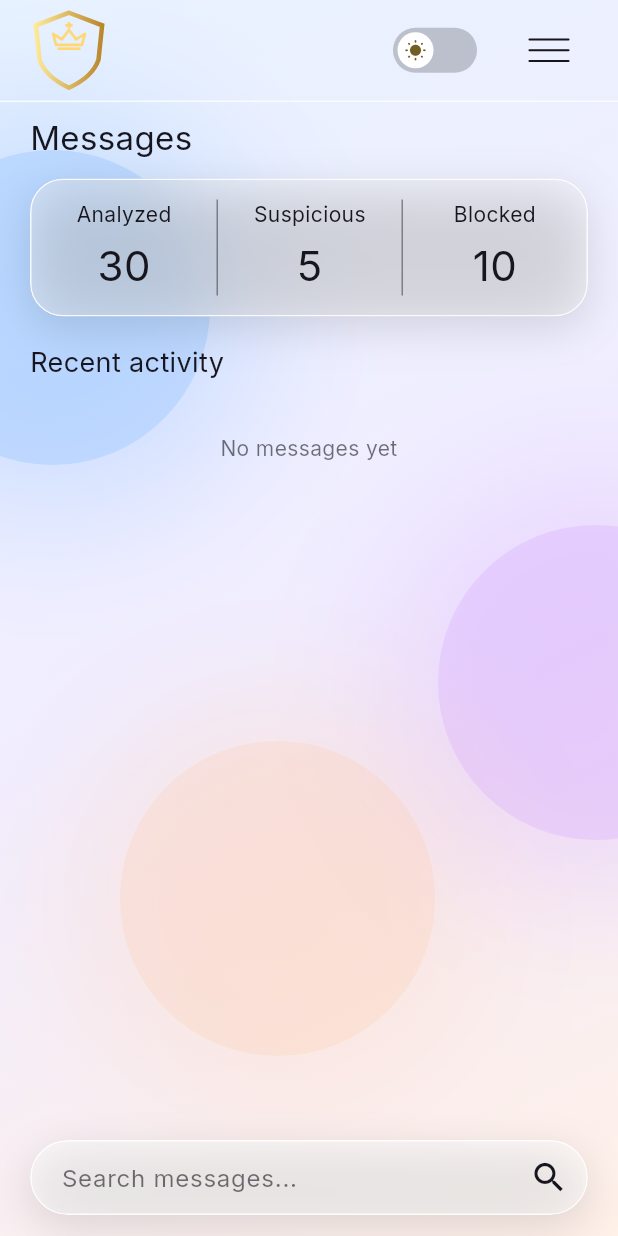
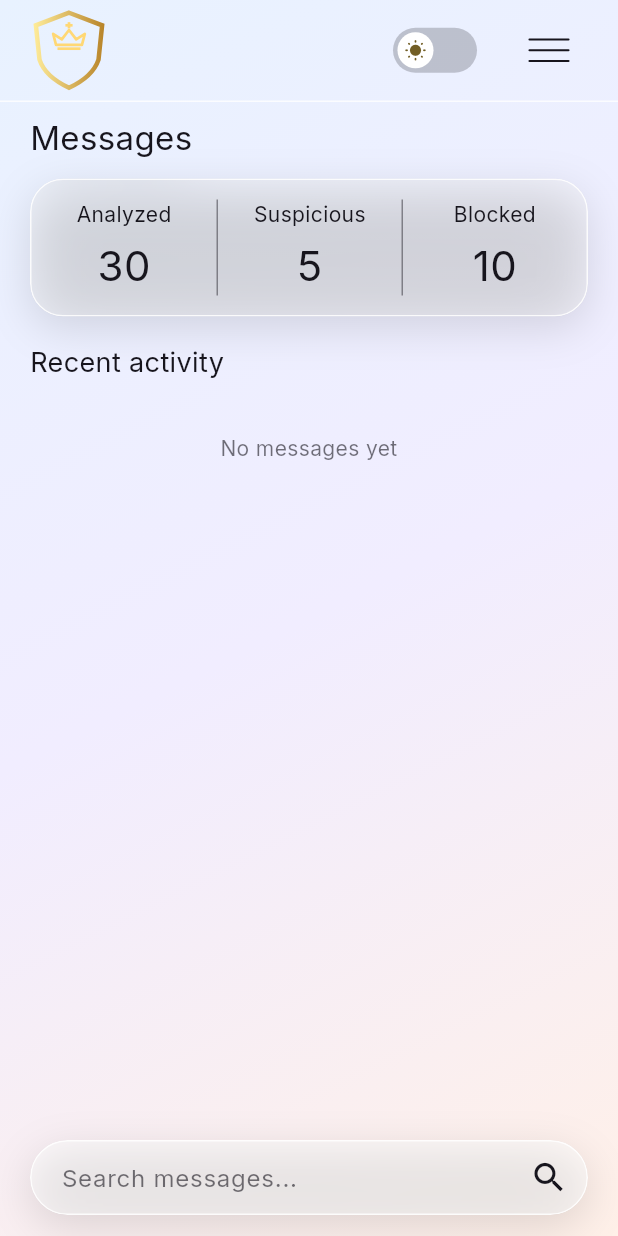
Before and after one commit to earllawrence-D/SMS-Shield, a Flutter app: the screen it shows after launch, on a phone screen of 412 x 824 dp. Run offline on Flutter 3.47's test engine with Material 3 defaults, Android fonts, the phone set to English and light mode, and no system bars; our stand-ins replace google_fonts, permission_handler, shared_preferences.

Commit message:
removed the color circle from the background

```diff
--- a/lib/main.dart
+++ b/lib/main.dart
@@ -208,15 +208,6 @@ class _MessagesHomeState extends State<MessagesHome>
                               Color(0xfff1edff),
                               Color(0xfffff0e8)
                             ])))),
-      if (!widget.dark) ...[
-        const _Glow(top: 100, left: -70, color: Color(0x447ab6ff)),
-        const _Glow(top: 350, right: -90, color: Color(0x44d2a0ff)),
-        const _Glow(bottom: 120, left: 80, color: Color(0x33ffc49c))
-      ],
-      if (widget.dark) ...[
-        const _Glow(top: 100, right: -120, color: Color(0x18777777)),
-        const _Glow(bottom: 80, left: -110, color: Color(0x12707070)),
-      ],
       SafeArea(
           child: Column(children: [
         _header(),
@@ -702,29 +693,6 @@ class _MessagesHomeState extends State<MessagesHome>
       28);
 }
 
-class _Glow extends StatelessWidget {
-  final double? top, bottom, left, right;
-  final Color color;
-  const _Glow(
-      {this.top, this.bottom, this.left, this.right, required this.color});
-  @override
-  Widget build(BuildContext context) => Positioned(
-      top: top,
-      bottom: bottom,
-      left: left,
-      right: right,
-      child: IgnorePointer(
-          child: Container(
-              width: 210,
-              height: 210,
-              decoration: BoxDecoration(
-                  shape: BoxShape.circle,
-                  color: color,
-                  boxShadow: [
-                    BoxShadow(color: color, blurRadius: 75, spreadRadius: 35)
-                  ]))));
-}
-
 class _Shield extends StatelessWidget {
   const _Shield();
   @override
```
